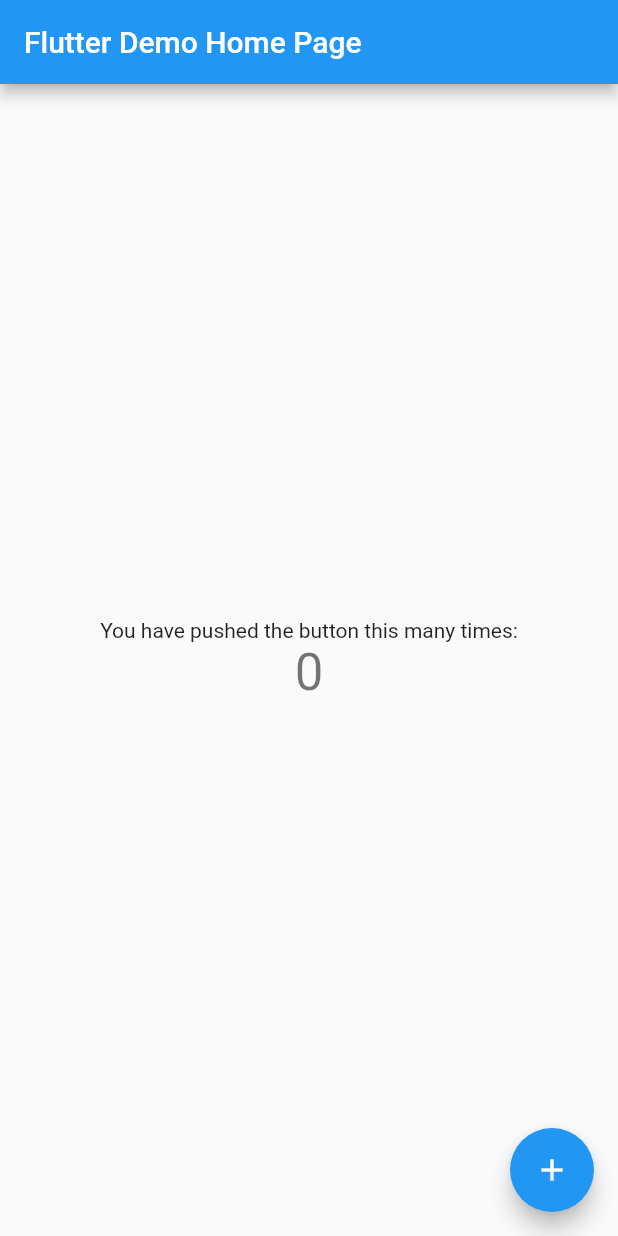
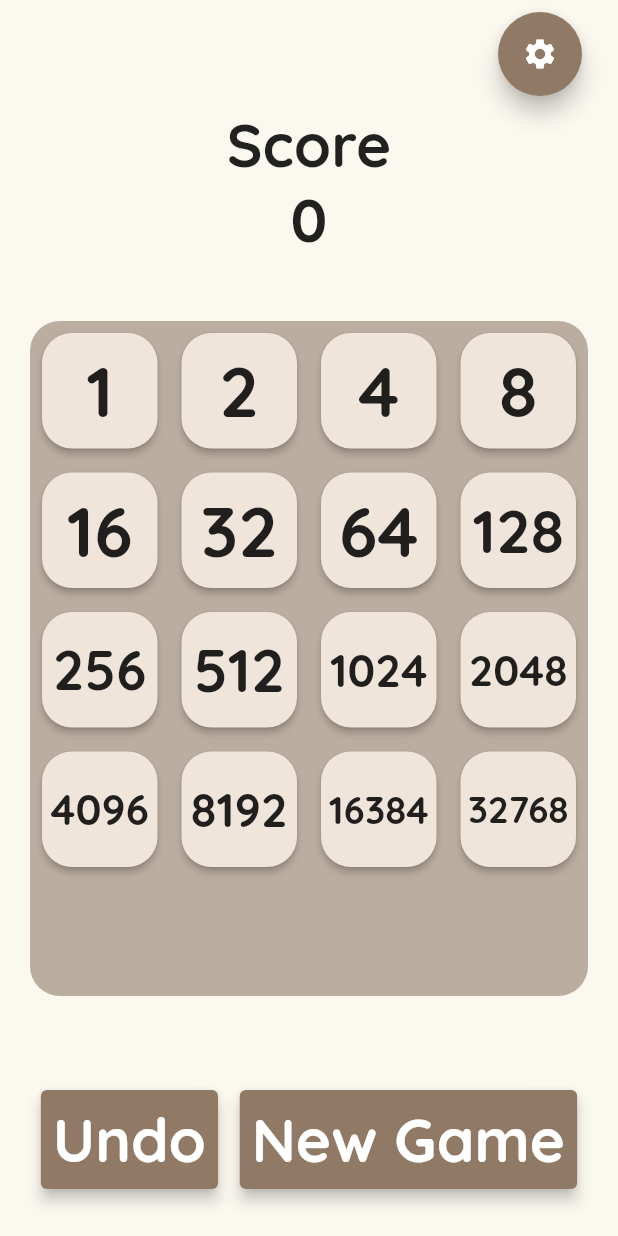
Before and after one commit to yasht01/puzzle-hack-2048, a Flutter app: the screen it shows after launch, on a phone screen of 412 x 824 dp. Run offline on Flutter 3.47's test engine with Material 2 defaults, Android fonts, the phone set to English and light mode, and no system bars.

Commit message:
feat: ui

```diff
--- /dev/null
+++ b/lib/constants.dart
@@ -0,0 +1,15 @@
+import 'package:flutter/material.dart';
+
+const Color kScaffoldBackgroudColor = Color(0xfffaf8ef);
+const Color kGameBoardColor = Color(0xffbbad9f);
+
+var kButtonStyle = TextButton.styleFrom(
+  backgroundColor: const Color(0xff907a65),
+  elevation: 4,
+);
+
+const TextStyle kTextStyle = TextStyle(
+  fontSize: 40,
+  fontWeight: FontWeight.w700,
+  fontFamily: 'Quicksand',
+);
--- a/lib/main.dart
+++ b/lib/main.dart
@@ -1,4 +1,6 @@
 import 'package:flutter/material.dart';
+
+import 'screens/home_page.dart';
 
 void main() {
   runApp(const MyApp());
@@ -7,109 +9,15 @@
 class MyApp extends StatelessWidget {
   const MyApp({Key? key}) : super(key: key);
 
-  // This widget is the root of your application.
   @override
   Widget build(BuildContext context) {
     return MaterialApp(
-      title: 'Flutter Demo',
+      title: '2048',
+      debugShowCheckedModeBanner: false,
       theme: ThemeData(
-        // This is the theme of your application.
-        //
-        // Try running your application with "flutter run". You'll see the
-        // application has a blue toolbar. Then, without quitting the app, try
-        // changing the primarySwatch below to Colors.green and then invoke
-        // "hot reload" (press "r" in the console where you ran "flutter run",
-        // or simply save your changes to "hot reload" in a Flutter IDE).
-        // Notice that the counter didn't reset back to zero; the application
-        // is not restarted.
         primarySwatch: Colors.blue,
       ),
-      home: const MyHomePage(title: 'Flutter Demo Home Page'),
+      home: const HomePage(),
     );
   }
 }
-
-class MyHomePage extends StatefulWidget {
-  const MyHomePage({Key? key, required this.title}) : super(key: key);
-
-  // This widget is the home page of your application. It is stateful, meaning
-  // that it has a State object (defined below) that contains fields that affect
-  // how it looks.
-
-  // This class is the configuration for the state. It holds the values (in this
-  // case the title) provided by the parent (in this case the App widget) and
-  // used by the build method of the State. Fields in a Widget subclass are
-  // always marked "final".
-
-  final String title;
-
-  @override
-  State<MyHomePage> createState() => _MyHomePageState();
-}
-
-class _MyHomePageState extends State<MyHomePage> {
-  int _counter = 0;
-
-  void _incrementCounter() {
-    setState(() {
-      // This call to setState tells the Flutter framework that something has
-      // changed in this State, which causes it to rerun the build method below
-      // so that the display can reflect the updated values. If we changed
-      // _counter without calling setState(), then the build method would not be
-      // called again, and so nothing would appear to happen.
-      _counter++;
-    });
-  }
-
-  @override
-  Widget build(BuildContext context) {
-    // This method is rerun every time setState is called, for instance as done
-    // by the _incrementCounter method above.
-    //
-    // The Flutter framework has been optimized to make rerunning build methods
-    // fast, so that you can just rebuild anything that needs updating rather
-    // than having to individually change instances of widgets.
-    return Scaffold(
-      appBar: AppBar(
-        // Here we take the value from the MyHomePage object that was created by
-        // the App.build method, and use it to set our appbar title.
-        title: Text(widget.title),
-      ),
-      body: Center(
-        // Center is a layout widget. It takes a single child and positions it
-        // in the middle of the parent.
-        child: Column(
-          // Column is also a layout widget. It takes a list of children and
-          // arranges them vertically. By default, it sizes itself to fit its
-          // children horizontally, and tries to be as tall as its parent.
-          //
-          // Invoke "debug painting" (press "p" in the console, choose the
-          // "Toggle Debug Paint" action from the Flutter Inspector in Android
-          // Studio, or the "Toggle Debug Paint" command in Visual Studio Code)
-          // to see the wireframe for each widget.
-          //
-          // Column has various properties to control how it sizes itself and
-          // how it positions its children. Here we use mainAxisAlignment to
-          // center the children vertically; the main axis here is the vertical
-          // axis because Columns are vertical (the cross axis would be
-          // horizontal).
-          mainAxisAlignment: MainAxisAlignment.center,
-          children: <Widget>[
-            const Text(
-              'You have pushed the button this many times:',
-            ),
-            Text(
-              '$_counter',
-              style: Theme.of(context).textTheme.headline4,
-            ),
-          ],
-        ),
-      ),
-      floatingActionButton: FloatingActionButton(
-        onPressed: _incrementCounter,
-        tooltip: 'Increment',
-        child: const Icon(Icons.add),
-      ), // This trailing comma makes auto-formatting nicer for build methods.
-    );
-  }
-}
--- /dev/null
+++ b/lib/screens/home_page.dart
@@ -0,0 +1,101 @@
+import 'dart:math';
+
+import 'package:flutter/material.dart';
+import 'package:puzzle_2048/constants.dart';
+
+class HomePage extends StatelessWidget {
+  const HomePage({Key? key}) : super(key: key);
+
+  @override
+  Widget build(BuildContext context) {
+    return Scaffold(
+      backgroundColor: kScaffoldBackgroudColor,
+      floatingActionButton: Padding(
+        padding: const EdgeInsets.all(8.0),
+        child: FloatingActionButton(
+          onPressed: () {},
+          backgroundColor: const Color(0xff907a65),
+          child: const Icon(Icons.settings),
+        ),
+      ),
+      floatingActionButtonLocation: FloatingActionButtonLocation.endTop,
+      body: Column(
+        mainAxisAlignment: MainAxisAlignment.spaceAround,
+        children: [
+          Padding(
+            padding: const EdgeInsets.only(top: 60),
+            child: Column(
+              children: const [
+                Text(
+                  'Score',
+                  style: kTextStyle,
+                ),
+                Text(
+                  '0',
+                  style: kTextStyle,
+                ),
+              ],
+            ),
+          ),
+          Container(
+            margin: const EdgeInsets.all(20),
+            decoration: BoxDecoration(
+              borderRadius: BorderRadius.circular(20),
+              color: kGameBoardColor,
+            ),
+            constraints: BoxConstraints.tight(const Size.square(450)),
+            child: GridView.count(
+              physics: const NeverScrollableScrollPhysics(),
+              crossAxisCount: 4,
+              children: List.generate(
+                16,
+                (index) => Padding(
+                  padding: const EdgeInsets.all(8.0),
+                  child: Material(
+                    elevation: 2,
+                    borderRadius: BorderRadius.circular(20),
+                    color: const Color(0xffefe5da),
+                    child: FittedBox(
+                      fit: BoxFit.contain,
+                      child: Padding(
+                        padding: const EdgeInsets.all(8.0),
+                        child: Text(
+                          "${pow(2, index)}",
+                          style: kTextStyle,
+                        ),
+                      ),
+                    ),
+                  ),
+                ),
+              ),
+            ),
+          ),
+          Padding(
+            padding: const EdgeInsets.all(20.0),
+            child: Row(
+              mainAxisAlignment: MainAxisAlignment.spaceAround,
+              children: [
+                TextButton(
+                  onPressed: () {},
+                  child: Text(
+                    'Undo',
+                    style: kTextStyle.copyWith(color: Colors.white),
+                  ),
+                  style: kButtonStyle,
+                ),
+                TextButton(
+                  onPressed: () {},
+                  child: Text(
+                    'New Game',
+                    style: kTextStyle.copyWith(color: Colors.white),
+                  ),
+                  style: kButtonStyle,
+                )
+              ],
+            ),
+          )
+        ],
+      ),
+    );
+  }
+}
```
Also changed, not shown: pubspec.yaml (+17 -56 lines), assets/fonts/Quicksand-Bold.ttf (added), assets/fonts/Quicksand-Light.ttf (added), assets/fonts/Quicksand-Medium.ttf (added), assets/fonts/Quicksand-Regular.ttf (added), assets/fonts/Quicksand-SemiBold.ttf (added), 2 other files.
